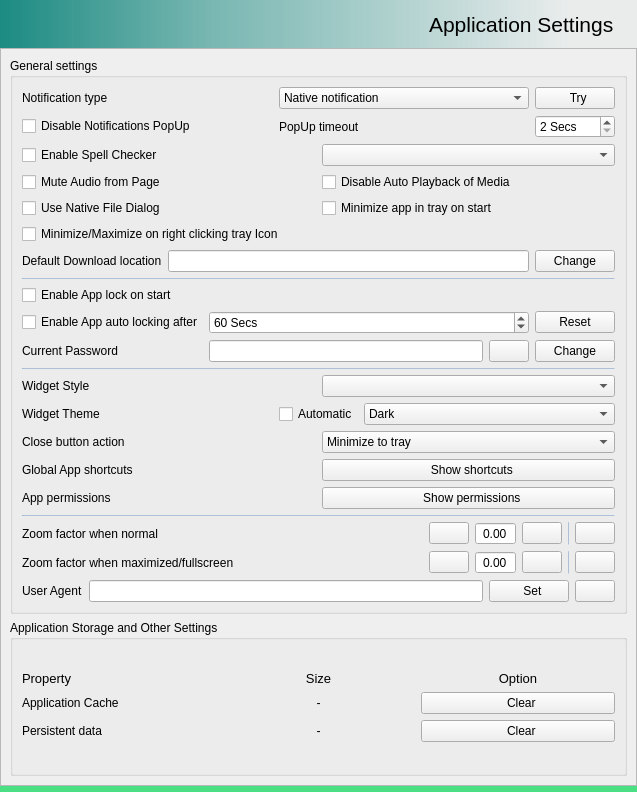
Above: src/settingswidget.ui from keshavbhatt/whatsie before the change. Below: the same form after it.
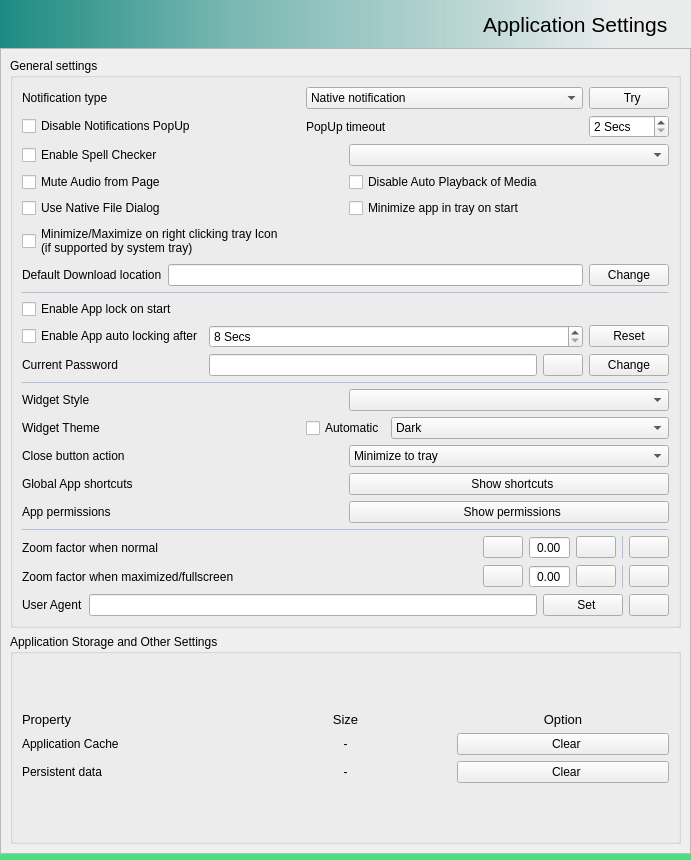
That is the form after the change. Icons and pictures are not drawn.

```diff
--- a/src/settingswidget.ui
+++ b/src/settingswidget.ui
@@ -6,8 +6,8 @@
    <rect>
     <x>0</x>
     <y>0</y>
-    <width>637</width>
-    <height>792</height>
+    <width>691</width>
+    <height>860</height>
    </rect>
   </property>
   <property name="windowTitle">
@@ -98,8 +98,8 @@
        <rect>
         <x>0</x>
         <y>0</y>
-        <width>621</width>
-        <height>791</height>
+        <width>675</width>
+        <height>808</height>
        </rect>
       </property>
       <layout class="QVBoxLayout" name="verticalLayout_5">
@@ -371,7 +371,8 @@
             <item row="4" column="0">
              <widget class="QCheckBox" name="minimizeOnTrayIconClick">
               <property name="text">
-               <string>Minimize/Maximize on right clicking tray Icon</string>
+               <string>Minimize/Maximize on right clicking tray Icon
+(if supported by system tray)</string>
               </property>
              </widget>
             </item>
@@ -805,14 +806,11 @@
                <string> Secs</string>
               </property>
               <property name="minimum">
-               <number>10</number>
+               <number>8</number>
               </property>
               <property name="maximum">
                <number>14400</number>
               </property>
-              <property name="value">
-               <number>60</number>
-              </property>
              </widget>
             </item>
             <item row="1" column="2">
```
